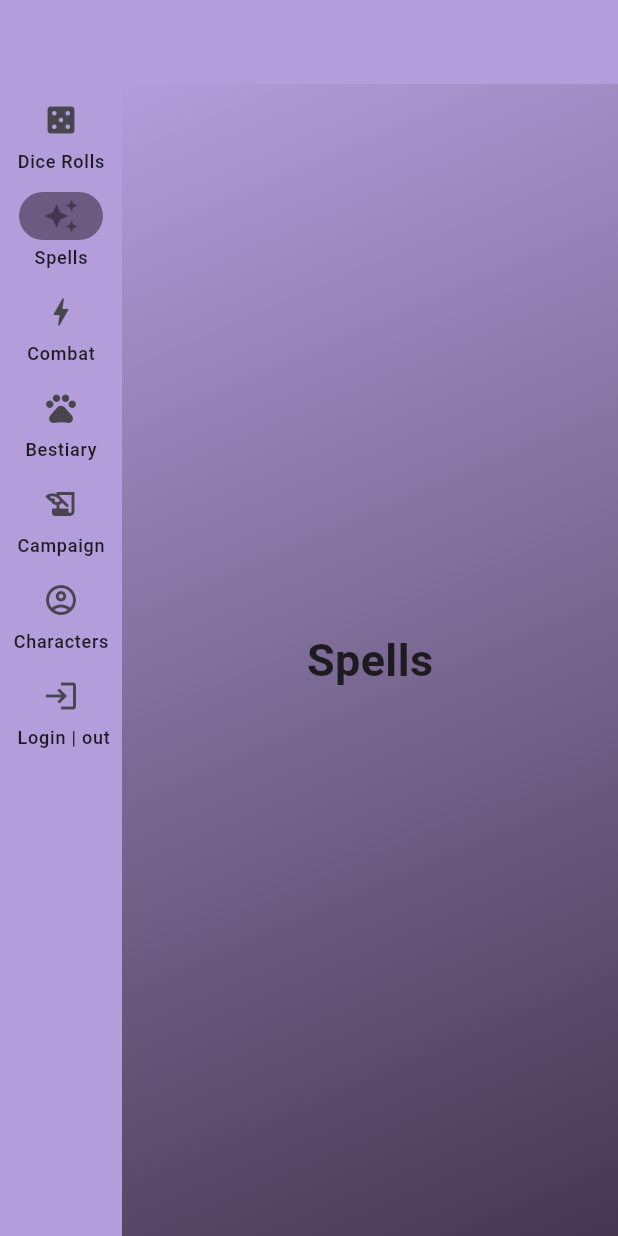
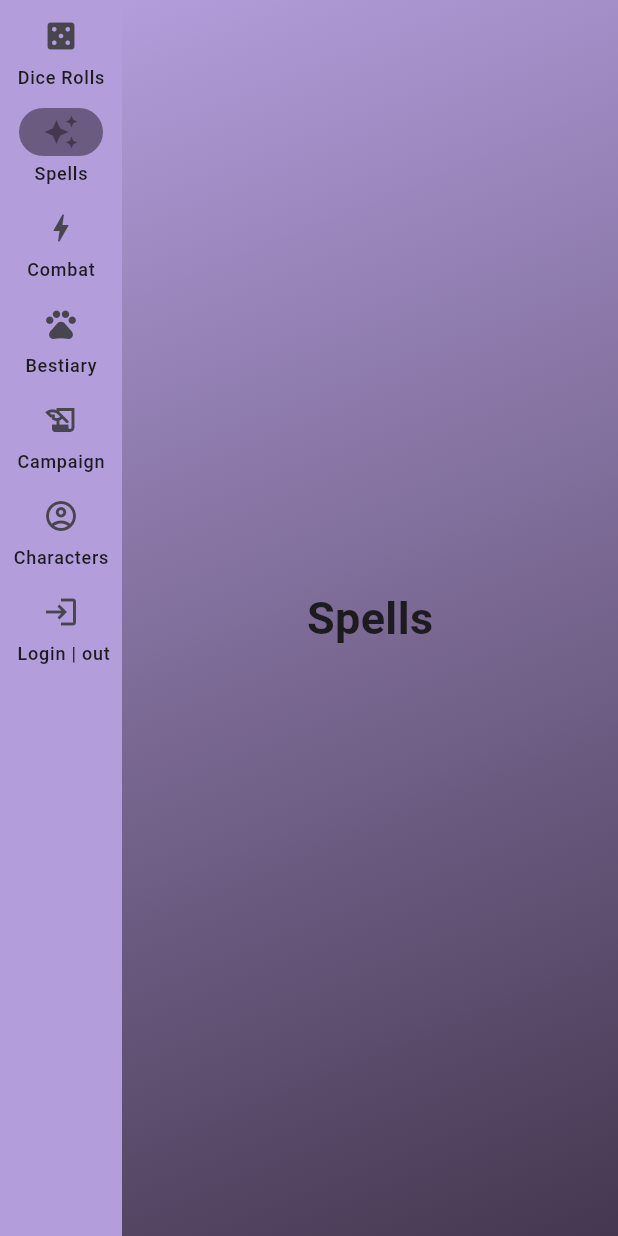
Before and after one commit to SFP95/pjgfolder2, a Flutter app: the screen it shows after launch, after a tap on "Spells", on a phone screen of 412 x 824 dp. Run offline on Flutter 3.47's test engine with Material 3 defaults, Android fonts, the light colour scheme and no system bars; our stand-ins replace image_picker, shared_preferences; network calls fail.

Commit message:
actualizacion visual 2.0

```diff
--- a/lib/src/views/Home_page.dart
+++ b/lib/src/views/Home_page.dart
@@ -23,11 +23,7 @@ class _HomePageState extends State<HomePage> {
   Widget build(BuildContext context) {
     return Scaffold(
       backgroundColor: Colors.transparent, // Fondo transparente para el gradiente
-      appBar: AppBar(
-        centerTitle: true,
-        elevation: 0,
-          backgroundColor: Color(0xFFB39DDB), // AppBar transparente
-      ),
+      extendBodyBehindAppBar: true, // Esto asegura que el cuerpo se extienda detrás del AppBar
       body: Row(
         children: [
           Material(
--- a/lib/src/views/dice_page.dart
+++ b/lib/src/views/dice_page.dart
@@ -45,6 +45,7 @@ class _DicePageState extends State<DicePage> with SingleTickerProviderStateMixin
   @override
   Widget build(BuildContext context) {
     return Scaffold(
+
       body: Container(
         decoration: BoxDecoration(
           gradient: LinearGradient(
@@ -77,7 +78,7 @@ class _DicePageState extends State<DicePage> with SingleTickerProviderStateMixin
                 Container(
                   margin: EdgeInsets.symmetric(horizontal: 300.0), // Márgenes exteriores a la izquierda y derecha
                   child: Card(
-                    color: Color(0xFFB29EB6), // Fondo claro para contraste
+                    color: Color(0x9BC8BCCC), // Fondo claro para contraste
                     shape: RoundedRectangleBorder(borderRadius: BorderRadius.circular(15)),
                     elevation: 8,
                     child: Padding(
@@ -108,7 +109,7 @@ class _DicePageState extends State<DicePage> with SingleTickerProviderStateMixin
                 ),
                 // Botón de lanzamiento y resultado
                 Card(
-                  color: Color(0xFFB29EB6), // Fondo claro para contraste
+                  color: Color(0x9BC8BCCC), // Fondo claro para contraste
                   shape: RoundedRectangleBorder(borderRadius: BorderRadius.circular(15)),
                   elevation: 8,
                   child: Padding(
@@ -160,7 +161,9 @@ class _DicePageState extends State<DicePage> with SingleTickerProviderStateMixin
       children: [
         Text(label, style: TextStyle(fontSize: 30, color: Color(0xFF2E1A39))),
         DropdownButton<int>(
-          dropdownColor: Color(0xFFB29EB6),
+          borderRadius: BorderRadius.circular(30),
+          focusColor: Color(0x9BC8BCCC),
+          dropdownColor: Color(0x9BC8BCCC),
           value: value,
           items: items
               .map((item) => DropdownMenuItem<int>(
--- a/lib/src/views/login_page.dart
+++ b/lib/src/views/login_page.dart
@@ -37,9 +37,10 @@ class _LoginPageState extends State<LoginPage> {
         child: Column(
           mainAxisSize: MainAxisSize.min, // Minimiza el tamaño de la columna
           children: <Widget>[
+            SizedBox(height: 30), // Espacio entre el icono y el siguiente widget
             Icon(
               Icons.account_circle,
-              size: 200,
+              size: 150,
               color:Color.fromARGB(255, 69, 55, 80)
             ),
             SizedBox(height: 20), // Espacio entre el icono y el siguiente widget
--- a/lib/src/views/register_page.dart
+++ b/lib/src/views/register_page.dart
@@ -76,7 +76,7 @@ class _RegisterPageState extends State<RegisterPage> {
           children: <Widget>[
             Icon(
                 Icons.account_circle,
-                size: 200,
+                size: 150,
                 color:Color.fromARGB(255, 163, 147, 191)
             ),
             Container(
```
